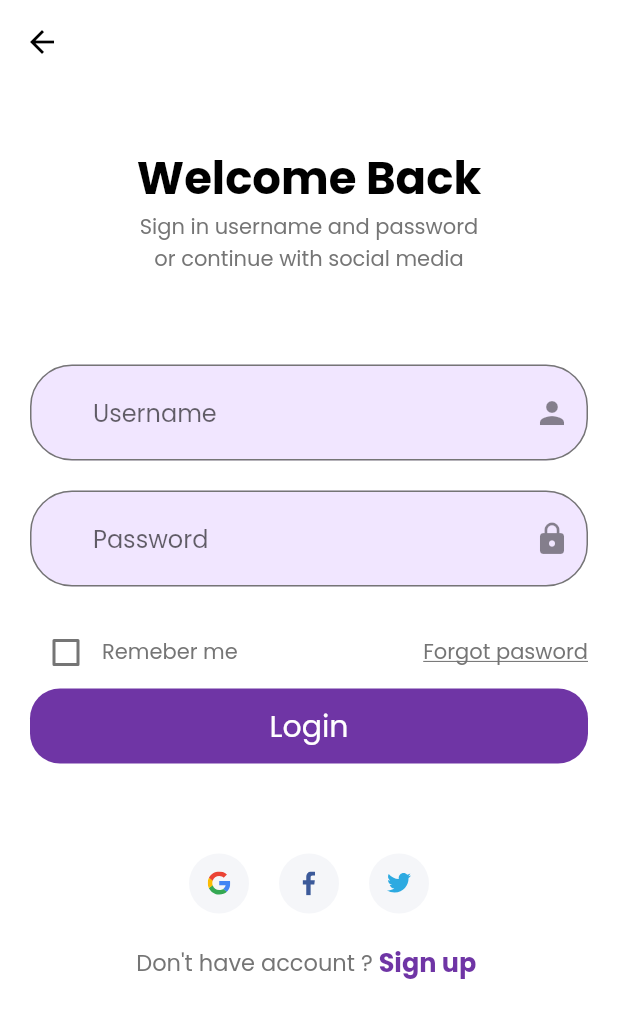
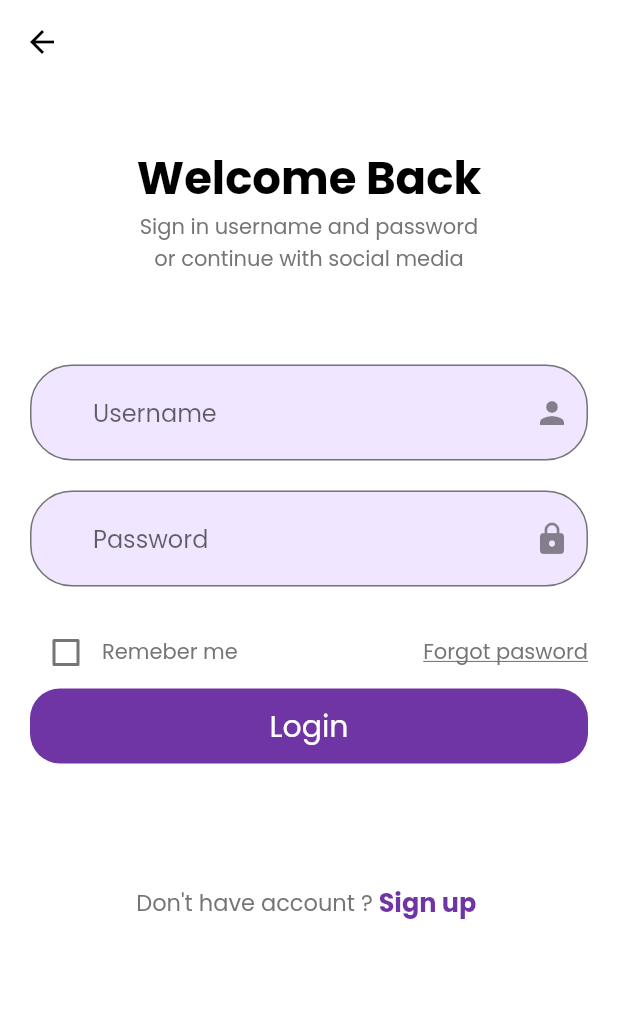
Before and after one commit to bbestbt/Smart-Locker, a Flutter app: the screen it shows after launch, after a tap on "Get start", on a phone screen of 412 x 824 dp. Shown: the top 1018 px of the screen. Run offline on Flutter 3.47's test engine with Material 2 defaults, Android fonts, the light colour scheme and no system bars; our stand-ins replace flutter_svg, get_it, mask_text_input_formatter, shared_preferences; missing offline and left inert: barcode_scan, email_auth; accounts and stored records are empty; network calls fail.

Commit message:
clear code

```diff
--- a/lib/screens/booked/components/body.dart
+++ b/lib/screens/booked/components/body.dart
@@ -31,14 +31,14 @@ class DetailScreen extends StatefulWidget {
 
 class _DetailScreenState extends State<DetailScreen> {
   String userName = '';
-  //String email = '';
+  String email = '';
 
   Future getUserName() async {
     SharedPreferences preferences = await SharedPreferences.getInstance();
 
     setState(() {
       userName = preferences.getString('userName');
-     //   email = preferences.getString('email');
+      email = preferences.getString('email');
     });
   }
 
@@ -117,7 +117,7 @@ class _DetailScreenState extends State<DetailScreen> {
                 ),
               ),
               //   Center(child: userName==''? Text(''):Text(userName)),
-                 //   Center(child: email==''? Text(''):Text(email)),
+               //     Center(child: email==''? Text(''):Text(email)),
 
             ],
           ),
--- a/lib/screens/booked_detail/booked_form.dart
+++ b/lib/screens/booked_detail/booked_form.dart
@@ -173,7 +173,7 @@ class _BookedFormState extends State<BookedForm> {
           ),
 
           Text(lockerId.toString()),
-          Text(email),
+        //  Text(email),
 
           // Row(
           //   children: [
--- a/lib/screens/sign_in/components/body.dart
+++ b/lib/screens/sign_in/components/body.dart
@@ -43,23 +43,23 @@ class Body extends StatelessWidget {
                 SizedBox(
                   height: 60,
                 ),
-                Row(
-                  mainAxisAlignment: MainAxisAlignment.center,
-                  children: [
-                    Social(
-                      icon: "assets/icons/google-icon.svg",
-                      press: () {},
-                    ),
-                    Social(
-                      icon: "assets/icons/facebook-2.svg",
-                      press: () {},
-                    ),
-                    Social(
-                      icon: "assets/icons/twitter.svg",
-                      press: () {},
-                    ),
-                  ],
-                ),
+                // Row(
+                //   mainAxisAlignment: MainAxisAlignment.center,
+                //   children: [
+                //     Social(
+                //       icon: "assets/icons/google-icon.svg",
+                //       press: () {},
+                //     ),
+                //     Social(
+                //       icon: "assets/icons/facebook-2.svg",
+                //       press: () {},
+                //     ),
+                //     Social(
+                //       icon: "assets/icons/twitter.svg",
+                //       press: () {},
+                //     ),
+                //   ],
+                // ),
                 SizedBox(
                   height: 20,
                 ),
--- a/lib/screens/sign_in/components/sign_form.dart
+++ b/lib/screens/sign_in/components/sign_form.dart
@@ -1,5 +1,4 @@
 import 'package:flutter/material.dart';
-import 'package:locker/screens/sign_in/api_service.dart';
 import 'package:locker/components/default_button.dart';
 import 'package:locker/components/form_error.dart';
 import 'package:locker/constants.dart';
```
Also changed, not shown: lib/screens/sign_in/api_service.dart (deleted, +0 -15 lines).
